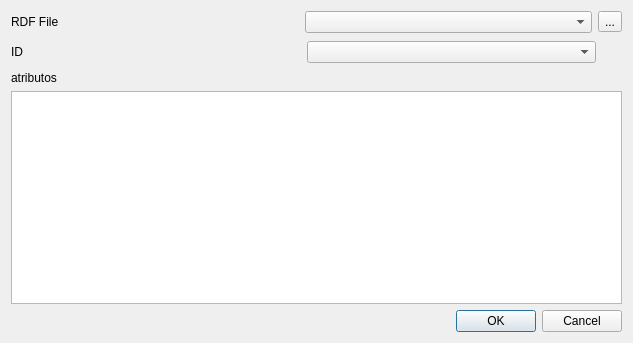
dbcells/export2dbcells, file export_dbcells_dialog_base.ui: the form before one commit.
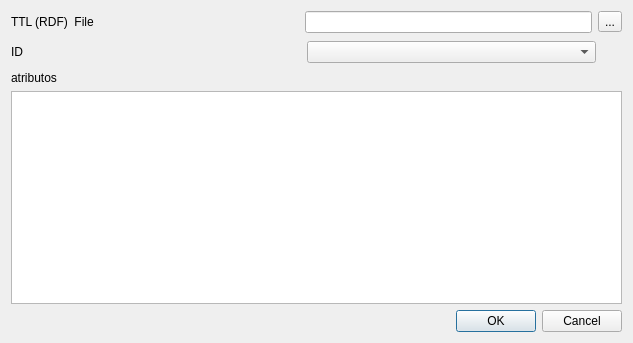
The form after the commit.

```diff
--- a/export_dbcells_dialog_base.ui
+++ b/export_dbcells_dialog_base.ui
@@ -27,12 +27,18 @@
           </size>
          </property>
          <property name="text">
-          <string>RDF File</string>
+          <string>TTL (RDF)  File</string>
          </property>
         </widget>
        </item>
        <item>
-        <widget class="QComboBox" name="comboRDF">
+        <widget class="QLineEdit" name="lineTTL">
+         <property name="sizePolicy">
+          <sizepolicy hsizetype="Preferred" vsizetype="Fixed">
+           <horstretch>0</horstretch>
+           <verstretch>0</verstretch>
+          </sizepolicy>
+         </property>
          <property name="maximumSize">
           <size>
            <width>300</width>
```
Left out of the diff: 4 changed lines with no effect on the pictures.
